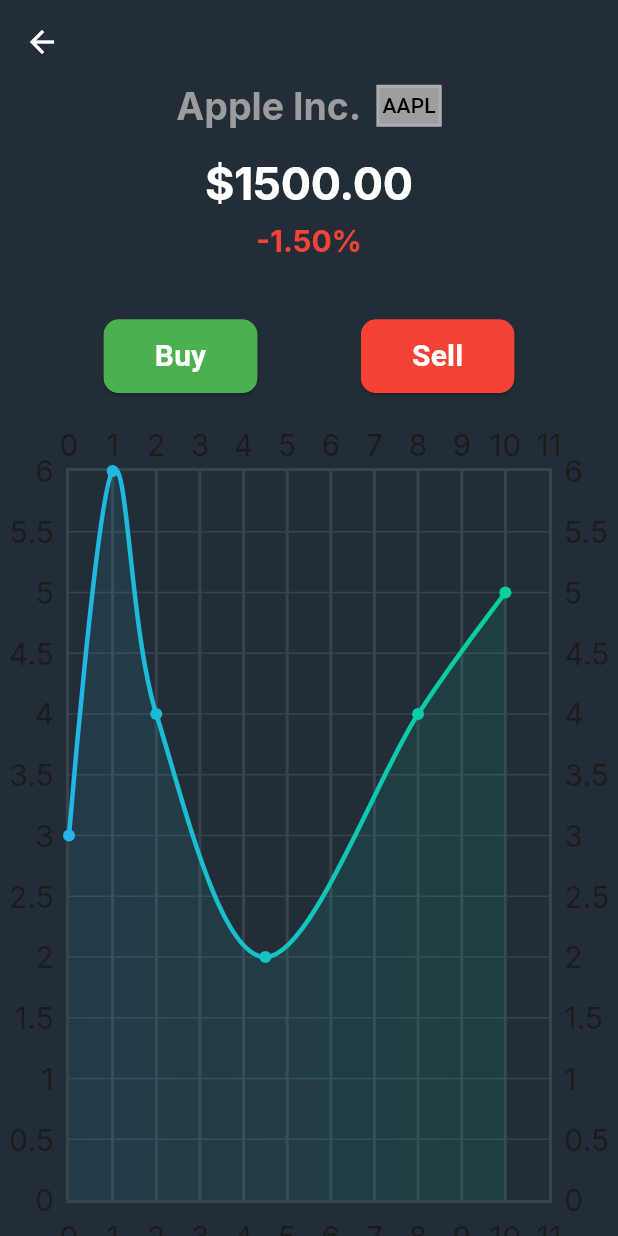
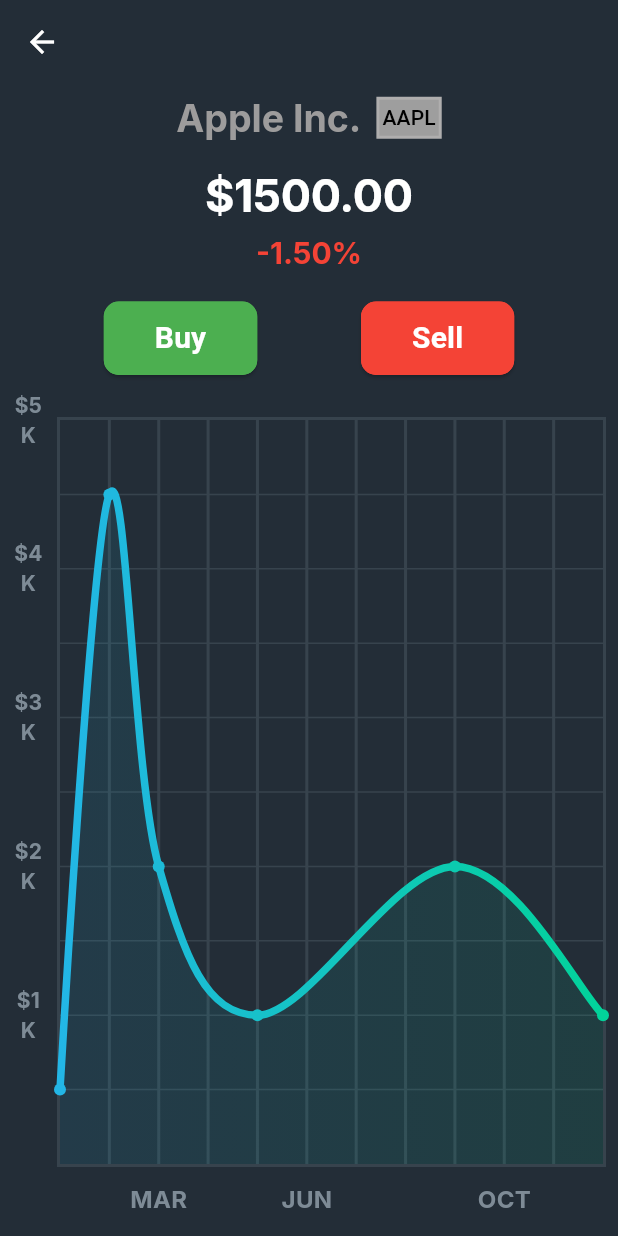
Before and after one commit to sriram0110/Stocks-App, a Flutter app: the screen it shows after launch, after a tap on "AAPL", on a phone screen of 412 x 824 dp. Run offline on Flutter 3.47's test engine with Material 2 defaults, Android fonts, the phone set to English and light mode, and no system bars; drawn by our look-alikes of fl_chart; our stand-ins replace google_fonts.

Commit message:
line chart added

```diff
--- a/lib/screens/details_screen.dart
+++ b/lib/screens/details_screen.dart
@@ -3,8 +3,8 @@ import 'package:flutter/material.dart';
 import 'package:stocks_app/models/stock.dart';
 import 'package:stocks_app/widgets/stock_buy_sell.dart';
 
-import '../widgets/line_chart.dart';
-import 'package:stocks_app/widgets/date_and_time.dart';
+import '../widgets/chart/line_chart.dart';
+// import 'package:stocks_app/widgets/date_and_time.dart';
 
 class DetailsScreen extends StatelessWidget {
   const DetailsScreen({super.key, required this.stock});
@@ -22,7 +22,8 @@ class DetailsScreen extends StatelessWidget {
       ),
       backgroundColor: const Color(0xff232d37),
       body: Center(
-        widthFactor: double.infinity,
+        child: Padding(
+          padding: const EdgeInsets.symmetric(vertical: 8.0),
           child: Column(
             children: [
               FadeInUp(
@@ -78,9 +79,9 @@ class DetailsScreen extends StatelessWidget {
                           stock.percentageChange > 0 ? Colors.green : Colors.red),
                 ),
               ),
-            const SizedBox(
-              height: 20.0,
-            ),
+              // const SizedBox(
+              //   height: 20.0,
+              // ),
               // DateAndTime(),
               const SizedBox(
                 height: 20.0,
@@ -90,13 +91,17 @@ class DetailsScreen extends StatelessWidget {
                 height: 20.0,
               ),
               Expanded(
-              flex: 1,
+                child: Padding(
+                  padding: const EdgeInsets.all(8.0),
                   child: LineChartWidget(),
                 ),
+              ),
+
               // const SizedBox(
-            //   height: 20.0,
+              //   height: 30.0 ,
               // ),
             ],
+          ),
         ),
       ),
     );
--- a/lib/utilities/app_constants.dart
+++ b/lib/utilities/app_constants.dart
@@ -5,3 +5,7 @@ const sortPrice = 'Sort By Price';
 
 const IconData upArrow = Icons.arrow_upward_rounded;
 const IconData downArrow = Icons.arrow_downward_rounded;
+
+List<String> months = ['JAN', 'FEB', 'MAR', 'APR', 'MAY', 'JUN', 'JULY', 'AUG', 'SEP', 'OCT', 'NOV', 'DEC'];
+
+List<String> lastTradePrice = ['\$1K', '\$2K', '\$3K', '\$4K', '\$5K'];
--- a/lib/widgets/line_chart.dart
+++ b/lib/widgets/chart/line_chart.dart
@@ -1,6 +1,6 @@
 import 'package:fl_chart/fl_chart.dart';
 import 'package:flutter/material.dart';
-import 'package:stocks_app/widgets/line_titles.dart';
+import 'package:stocks_app/widgets/chart/line_titles.dart';
 
 class LineChartWidget extends StatelessWidget {
   LineChartWidget({super.key});
@@ -13,11 +13,13 @@ class LineChartWidget extends StatelessWidget {
   @override
   Widget build(BuildContext context) {
     return LineChart(
+
       LineChartData(
+
         minX: 0,
         maxX: 11,
         minY: 0,
-        maxY: 6,
+        maxY: 10,
         titlesData: LineTitles.getTitleData(),
         gridData: FlGridData(
           show: true,
@@ -40,17 +42,18 @@ class LineChartWidget extends StatelessWidget {
         ),
         lineBarsData: [
           LineChartBarData(
+
             spots: [
-                const FlSpot(0, 3),
-                const FlSpot(1, 6),
+              const FlSpot(0, 1),
+              const FlSpot(1, 9),
               const FlSpot(2, 4),
-                const FlSpot(4.5, 2),
+              const FlSpot(4, 2),
               const FlSpot(8, 4),
-                const FlSpot(10, 5),
+              const FlSpot(11, 2),
             ],
             isCurved: true,
             gradient: LinearGradient(colors: gradientColors),
-              barWidth: 3,
+            barWidth: 5,
             // dotData: const FlDotData(show: false),
             belowBarData: BarAreaData(
               show: true,
@@ -61,9 +64,12 @@ class LineChartWidget extends StatelessWidget {
                     )
                     .toList(),
               ),
-              )),
+            ),
+          ),
         ],
       ),
+      duration: const Duration(seconds: 1),
+      curve: Curves.linear,
     );
   }
 }
--- /dev/null
+++ b/lib/widgets/chart/line_titles.dart
@@ -0,0 +1,98 @@
+import 'package:fl_chart/fl_chart.dart';
+import 'package:flutter/material.dart';
+import 'package:stocks_app/utilities/app_constants.dart';
+
+class LineTitles {
+  static getTitleData() => const FlTitlesData(
+        show: true,
+        bottomTitles: AxisTitles(
+          sideTitles: SideTitles(
+            getTitlesWidget: bottomTitleWidgets,
+            reservedSize: 30,
+            // interval: 1,
+            showTitles: true,
+          ),
+        ),
+        leftTitles: AxisTitles(
+          sideTitles: SideTitles(
+            getTitlesWidget: leftTitleWidgets,
+            reservedSize: 30,
+            interval: 1,
+            showTitles: true,
+          ),
+        ),
+        rightTitles: AxisTitles(
+          sideTitles: SideTitles(
+            showTitles: false,
+          ),
+        ),
+        topTitles: AxisTitles(
+          sideTitles: SideTitles(
+            showTitles: false,
+          ),
+        ),
+      );
+}
+
+Widget bottomTitleWidgets(double value, TitleMeta meta) {
+  const style = TextStyle(
+    color: Color(0xFF7E8B96),
+    fontWeight: FontWeight.bold,
+    fontSize: 16,
+  );
+  Widget text;
+  switch (value.toInt()) {
+    case 2:
+      text = const Text('MAR', style: style);
+      break;
+    case 5:
+      text =  Text(months[5], style: style);
+      break;
+     case 9:
+      text =  Text(months[9], style: style);
+      break;
+    default:
+      text = const Text('');
+      break;
+  }
+
+  return SideTitleWidget(
+    axisSide: meta.axisSide,
+    space: 10,
+    child: text,
+  );
+}
+
+Widget leftTitleWidgets(double value, TitleMeta meta) {
+  const style = TextStyle(
+    color: Color(0xFF7E8B96),
+    fontWeight: FontWeight.bold,
+    fontSize: 14,
+  );
+  String text;
+  switch (value.toInt()) {
+    case 2:
+      text = lastTradePrice[0];
+      break;
+
+    case 4:
+      text = lastTradePrice[1];
+      break;
+    case 6:
+      text = lastTradePrice[2];
+      break;
+
+    case 8:
+      text = lastTradePrice[3];
+      break;
+    case 10:
+      text = lastTradePrice[4];
+      break;
+    default:
+      return Container();
+  }
+
+  return SideTitleWidget(axisSide: meta.axisSide,
+  // space: 10,
+  child: Text(text, style: style, textAlign: TextAlign.center));
+}
--- a/lib/widgets/line_titles.dart
+++ /dev/null
@@ -1,18 +0,0 @@
-import 'package:fl_chart/fl_chart.dart';
-
-class LineTitles
-{
-  static getTitleData() => const FlTitlesData(
-    show: true,
-    bottomTitles: AxisTitles(
-      axisNameSize: 1,
-      sideTitles: SideTitles(
-        showTitles: true,
-
-
-      ),
-    ),
-
-    );
-
-}
--- a/lib/widgets/stock_buy_sell.dart
+++ b/lib/widgets/stock_buy_sell.dart
@@ -46,5 +46,6 @@ class StockBuyAndSell extends StatelessWidget {
                 ),
               ],
             );
+
   }
 }
```
Lines whose indentation alone changed are shown as unchanged.
